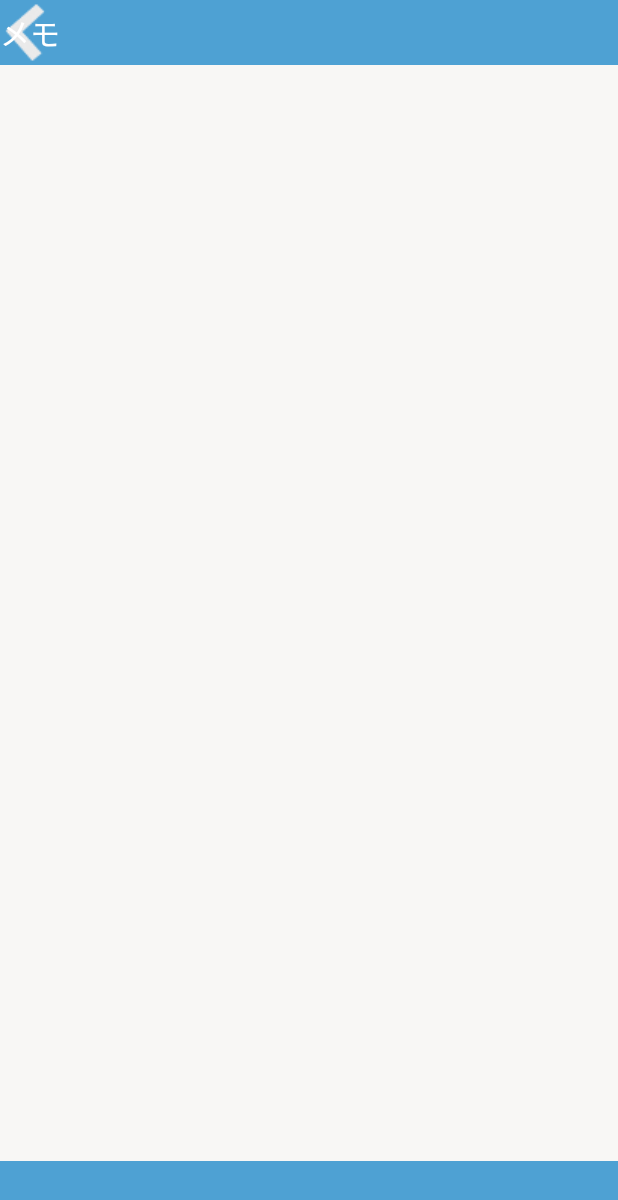
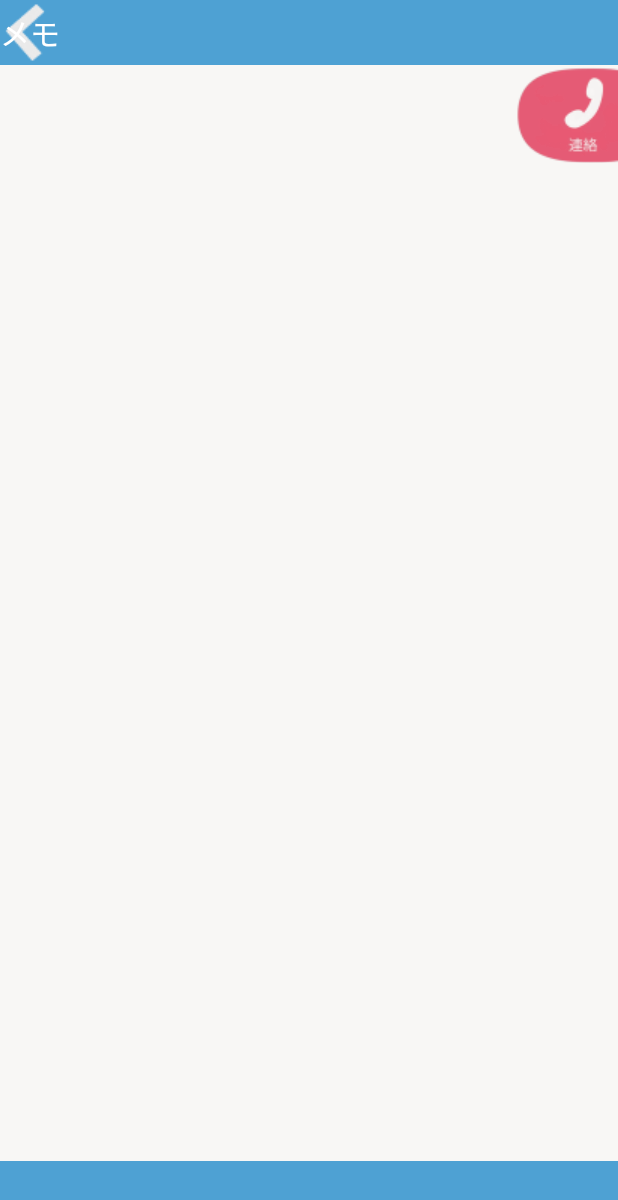
Before and after one commit to 2-projectD/ProjectB-teamD-2024, an Android app: the VoiceActivity screen opened directly, with no data from a screen before it, on a phone screen of 412 x 824 dp. Shown: the top 1200 px of the screen. Run offline under Robolectric (Android 15) with nearby library versions, the phone set to English and light mode, and no system bars.

Commit message:
連絡ボタンへの移動プログラム

```diff
--- a/app/src/main/java/com/example/projectb_d2024/VoiceActivity.kt
+++ b/app/src/main/java/com/example/projectb_d2024/VoiceActivity.kt
@@ -1,6 +1,7 @@
 package com.example.projectb_d2024
 
 import android.annotation.SuppressLint
+import android.content.Intent
 import android.os.Bundle
 import android.widget.ImageButton
 import androidx.activity.enableEdgeToEdge
@@ -22,6 +23,16 @@ class VoiceActivity : AppCompatActivity() {
             finish()
         }
 
+        //1) Viewの取得(連絡ボタン)
+        val Contact : ImageButton = findViewById(R.id.Contact)
+
+        //2) ボタンを押したら次の画面へ
+        //val intent = Intent(this,遷移先::class.java)
+        Contact.setOnClickListener{
+            val intent = Intent(this, ContactActivity::class.java)
+            startActivity(intent)
+        }
+
         ViewCompat.setOnApplyWindowInsetsListener(findViewById(R.id.main)) { v, insets ->
             val systemBars = insets.getInsets(WindowInsetsCompat.Type.systemBars())
             v.setPadding(systemBars.left, systemBars.top, systemBars.right, systemBars.bottom)
--- a/app/src/main/res/layout/activity_main.xml
+++ b/app/src/main/res/layout/activity_main.xml
@@ -54,6 +54,7 @@
         tools:ignore="MissingConstraints" />
 
     <ImageButton
+        android:id="@+id/Contact"
         android:layout_width="wrap_content"
         android:layout_height="65dp"
         android:background="#00000000"
--- a/app/src/main/res/layout/activity_voice.xml
+++ b/app/src/main/res/layout/activity_voice.xml
@@ -17,7 +17,8 @@
         app:layout_constraintEnd_toEndOf="parent"
         app:layout_constraintHorizontal_bias="0.521"
         app:layout_constraintStart_toStartOf="parent"
-        tools:layout_editor_absoluteY="0dp" />
+        tools:layout_editor_absoluteY="0dp"
+        tools:ignore="MissingConstraints" />
 
 
     <ImageButton
@@ -53,4 +54,15 @@
         tools:layout_editor_absoluteX="178dp"
         tools:ignore="MissingConstraints" />
 
+    <ImageButton
+        android:id="@+id/Contact"
+        android:layout_width="wrap_content"
+        android:layout_height="65dp"
+        android:background="#00000000"
+        android:padding="0dp"
+        android:src="@drawable/phone"
+        app:layout_constraintEnd_toEndOf="parent"
+        app:layout_constraintTop_toBottomOf="@+id/imageButton2"
+        tools:ignore="MissingConstraints" />
+
 </androidx.constraintlayout.widget.ConstraintLayout>
```
Also changed, not shown: app/src/main/java/com/example/projectb_d2024/MainActivity.kt (+13 -0 lines).
